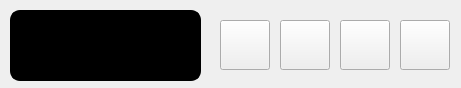
Before: the Qt Designer form Lab2/timerlistitem.ui in JustTaya/uniProjects_secondYear, drawn with Qt 5.
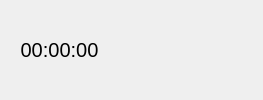
After: the same form once the commit is applied. Icons and pictures are not drawn.

Commit message: TimerListItem buttons

```diff
--- a/Lab2/timerlistitem.ui
+++ b/Lab2/timerlistitem.ui
@@ -6,23 +6,42 @@
    <rect>
     <x>0</x>
     <y>0</y>
-    <width>461</width>
-    <height>88</height>
+    <width>263</width>
+    <height>100</height>
    </rect>
   </property>
   <property name="windowTitle">
    <string>Form</string>
   </property>
   <property name="styleSheet">
-   <string notr="true">PushButton {
-	border-radius: 40px;
-	border: 0px;
-	color: rgb(230, 230, 230);
+   <string notr="true">QPushButton
+{
+min-height:30px;
+min-width:30px;
+max-height:30px;
+max-width:30px;
+border: 30px;
+border-radius:15px;
 }
- 
+
+QPushButton#pauseButton
+{
+image:url(:/pause_icon.svg);
+}
+
+QPushButton#pauseButton:pressed
+{
+image: url(:/pause_clicked_icon.svg)
+}
+
 QPushButton#playButton
 {
-image: url(:/play_icon.svg);
+image:url(:/play_icon.svg)
+}
+
+QPushButton#playButton:pressed
+{
+image: url(:/play_clicked_icon.svg)
 }
 
 QPushButton#stopButton
@@ -30,81 +49,65 @@
 image: url(:/stop_icon.svg);
 }
 
-QLabel
+QPushButton#stopButton:pressed
 {
-background-color: rgb(0, 0, 0);
-border-style: solid;
-border-color: black;
-padding: 10 px 10px 10px 10px;
-border-width: 2px;
-border-radius: 10px;
+image: url(:/stop_clicked_icon.svg)
+}
+
+QPushButton#deleteButton
+{
+image: url(:/delete_icon.svg);
+}
+
+QPushButton#deleteButton:pressed
+{
+image: url(:/delete_clicked_icon.svg)
 }</string>
   </property>
+  <layout class="QHBoxLayout" name="horizontalLayout">
+   <item>
   <widget class="QLabel" name="label">
-   <property name="geometry">
-    <rect>
-     <x>10</x>
-     <y>10</y>
-     <width>191</width>
-     <height>71</height>
-    </rect>
+     <property name="styleSheet">
+      <string notr="true">font-size:20px;
+border:2px;</string>
    </property>
    <property name="text">
-    <string>TextLabel</string>
-   </property>
-  </widget>
+      <string>00:00:00</string>
+     </property>
+     <property name="alignment">
+      <set>Qt::AlignCenter</set>
+     </property>
+    </widget>
+   </item>
+   <item>
   <widget class="QPushButton" name="pauseButton">
-   <property name="geometry">
-    <rect>
-     <x>220</x>
-     <y>20</y>
-     <width>50</width>
-     <height>50</height>
-    </rect>
-   </property>
    <property name="text">
     <string/>
    </property>
   </widget>
+   </item>
+   <item>
   <widget class="QPushButton" name="playButton">
-   <property name="geometry">
-    <rect>
-     <x>280</x>
-     <y>20</y>
-     <width>50</width>
-     <height>50</height>
-    </rect>
-   </property>
    <property name="text">
     <string/>
    </property>
   </widget>
-  <widget class="QPushButton" name="deleteButton">
-   <property name="geometry">
-    <rect>
-     <x>400</x>
-     <y>20</y>
-     <width>50</width>
-     <height>50</height>
-    </rect>
-   </property>
-   <property name="text">
-    <string/>
-   </property>
-  </widget>
+   </item>
+   <item>
   <widget class="QPushButton" name="stopButton">
-   <property name="geometry">
-    <rect>
-     <x>340</x>
-     <y>20</y>
-     <width>50</width>
-     <height>50</height>
-    </rect>
-   </property>
+     <property name="text">
+      <string/>
+     </property>
+    </widget>
+   </item>
+   <item>
+    <widget class="QPushButton" name="deleteButton">
    <property name="text">
     <string/>
    </property>
   </widget>
+   </item>
+  </layout>
  </widget>
  <resources/>
  <connections/>
```
Left out of the diff: 6 changed lines with no effect on the pictures. Lines whose indentation alone changed are shown as unchanged. The commit also changes 25 other files.
